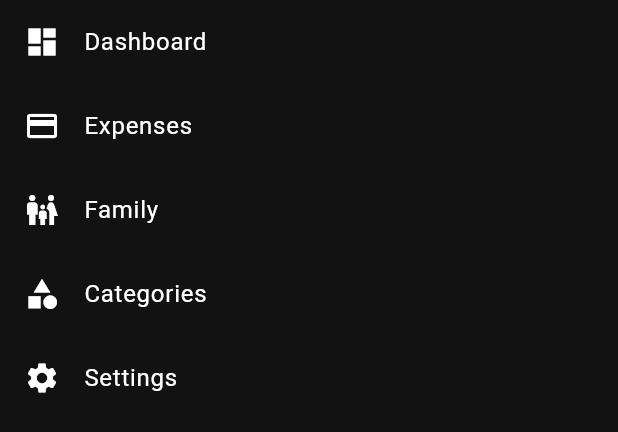
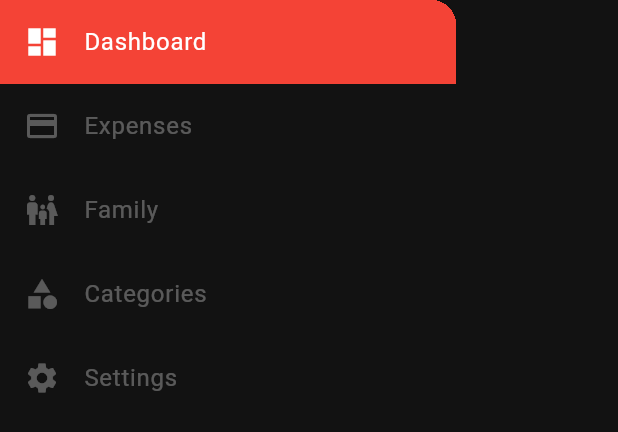
Before and after one commit to vigneshwaran-48/expense-manager-flutter, a Flutter app: the AppDrawer widget shown alone on an empty page, opened directly, on a phone screen of 412 x 824 dp. Shown: the top 432 px of the screen. Run offline on Flutter 3.47's test engine with Material 3 defaults, Android fonts, the phone set to English and light mode, and no system bars; our stand-ins replace flutter_bloc, go_router.

Commit message:
Drawer styling changes

```diff
--- a/lib/navbar/app_drawer.dart
+++ b/lib/navbar/app_drawer.dart
@@ -26,13 +26,19 @@ class AppDrawer extends StatelessWidget {
   @override
   Widget build(BuildContext context) {
     return BlocBuilder<NavbarCubit, int>(
-      builder: (context, index) {
+      builder: (context, currentIndex) {
         return Drawer(
           child: ListView.builder(
             itemCount: _navTitles.length,
             itemBuilder: (context, index) {
+              bool isActive = index == currentIndex;
               return ListTile(
+                selected: isActive,
                 leading: _navIcons[index],
+                textColor: Colors.white30,
+                selectedColor: Colors.white,
+                selectedTileColor: Colors.red,
+                iconColor: Colors.white30,
                 title: Text(_navTitles[index]),
                 onTap: () {
                   context.read<NavbarCubit>().updateIndex(index);
```
